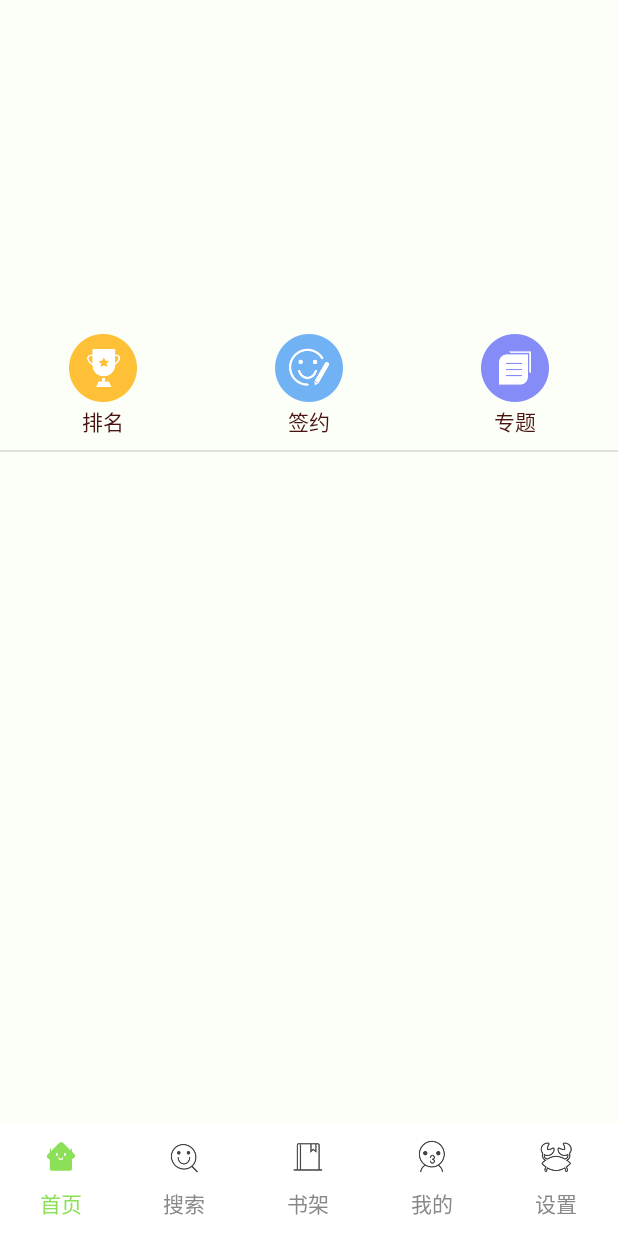
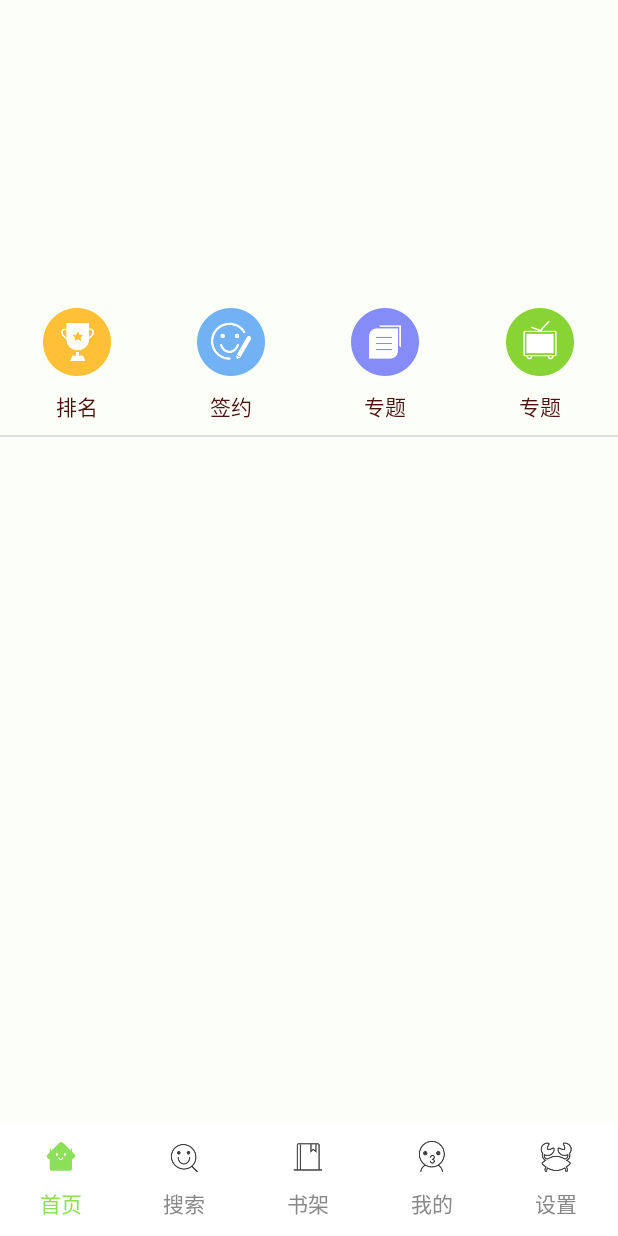
Before and after one commit to GaoYanPeng/UComic, an Android app: the screen it shows after launch (MainActivity), on a phone screen of 412 x 824 dp. Run offline under Robolectric (Android 15) with nearby library versions, the phone set to English and light mode, and no system bars; pictures from the network do not load.

Commit message:
小改动

```diff
--- a/You17/app/src/main/res/layout/homepager_fragment.xml
+++ b/You17/app/src/main/res/layout/homepager_fragment.xml
@@ -46,7 +46,7 @@
                 <!--轮播图下面的标题栏-->
                 <LinearLayout
                     android:layout_width="match_parent"
-                    android:layout_height="100sp"
+                    android:layout_height="90dp"
                     android:orientation="horizontal">
                     <!--排名-->
                     <RelativeLayout
@@ -59,14 +59,15 @@
                             android:id="@+id/ranking_imageview"
                             android:layout_width="wrap_content"
                             android:layout_height="wrap_content"
-                            android:layout_centerInParent="true"
+                            android:layout_centerHorizontal="true"
+                            android:layout_marginTop="@dimen/homeFive"
                             android:background="@mipmap/main_boutique_head_point_ranking"/>
 
                         <TextView
                             android:layout_width="wrap_content"
                             android:layout_height="wrap_content"
                             android:layout_centerHorizontal="true"
-                            android:layout_marginTop="70sp"
+                            android:layout_marginTop="60sp"
                             android:text="@string/ranking"
                             android:textColor="#4b1212"/>
                     </RelativeLayout>
@@ -81,7 +82,8 @@
                             android:id="@+id/signing_imageview"
                             android:layout_width="wrap_content"
                             android:layout_height="wrap_content"
-                            android:layout_centerInParent="true"
+                            android:layout_centerHorizontal="true"
+                            android:layout_marginTop="@dimen/homeFive"
                             android:background="@mipmap/icon_signed"/>
 
                         <TextView
@@ -89,7 +91,7 @@
                             android:layout_width="wrap_content"
                             android:layout_height="wrap_content"
                             android:layout_centerHorizontal="true"
-                            android:layout_marginTop="70sp"
+                            android:layout_marginTop="@dimen/home_number"
                             android:text="@string/signing"
                             android:textColor="#4b1212"/>
                     </RelativeLayout>
@@ -103,7 +105,8 @@
                             android:id="@+id/project_imageview"
                             android:layout_width="wrap_content"
                             android:layout_height="wrap_content"
-                            android:layout_centerInParent="true"
+                            android:layout_centerHorizontal="true"
+                            android:layout_marginTop="@dimen/homeFive"
                             android:background="@mipmap/main_boutique_head_point_special"/>
 
                         <TextView
@@ -111,7 +114,31 @@
                             android:layout_width="wrap_content"
                             android:layout_height="wrap_content"
                             android:layout_centerHorizontal="true"
-                            android:layout_marginTop="70sp"
+                            android:layout_marginTop="@dimen/home_number"
+                            android:text="@string/project"
+                            android:textColor="#4b1212"/>
+
+                    </RelativeLayout>
+
+                    <RelativeLayout
+                        android:layout_width="0dp"
+                        android:layout_height="wrap_content"
+                        android:layout_weight="1">
+
+                        <ImageView
+                            android:id="@+id/animation_imageview"
+                            android:layout_width="wrap_content"
+                            android:layout_height="wrap_content"
+                            android:layout_centerHorizontal="true"
+                            android:layout_marginTop="@dimen/homeFive"
+                            android:background="@mipmap/main_boutique_head_point_animation"/>
+
+                        <TextView
+                            android:id="@+id/animation"
+                            android:layout_width="wrap_content"
+                            android:layout_height="wrap_content"
+                            android:layout_centerHorizontal="true"
+                            android:layout_marginTop="@dimen/home_number"
                             android:text="@string/project"
                             android:textColor="#4b1212"/>
 
--- a/You17/app/src/main/res/values/dimens.xml
+++ b/You17/app/src/main/res/values/dimens.xml
@@ -40,6 +40,10 @@
     <dimen name="rank_distance">14dp</dimen>
     <dimen name="rank_number">17dp</dimen>
 
+    <dimen name="home_number">60sp</dimen>
+
+
+
 
 
 
```
